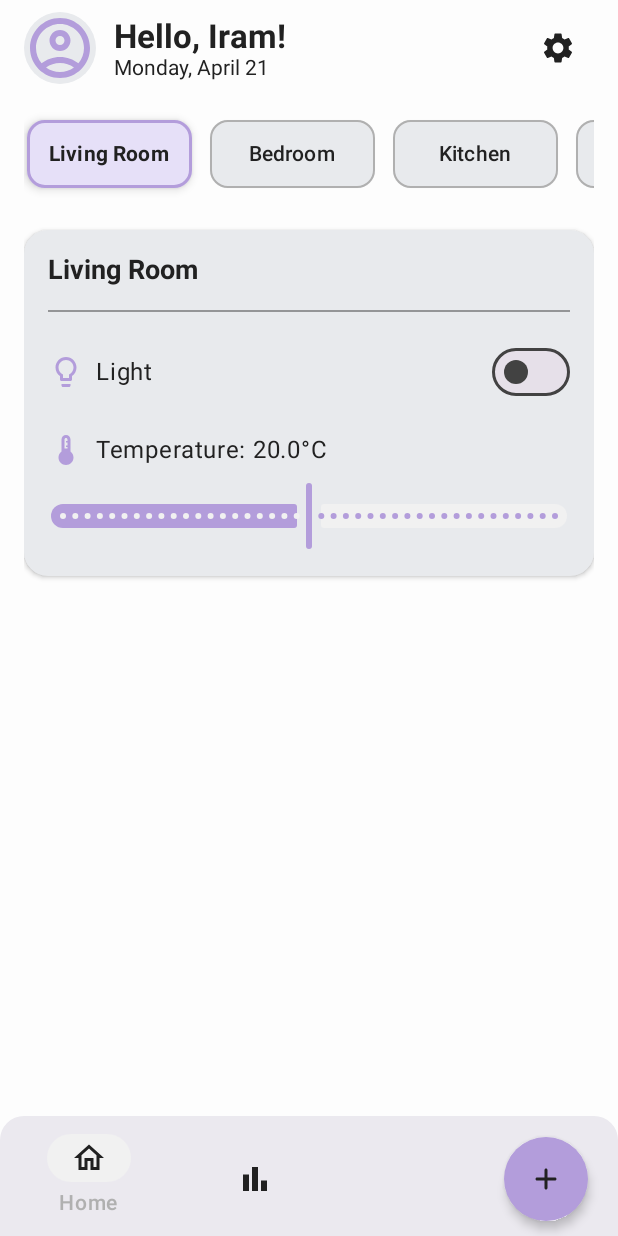
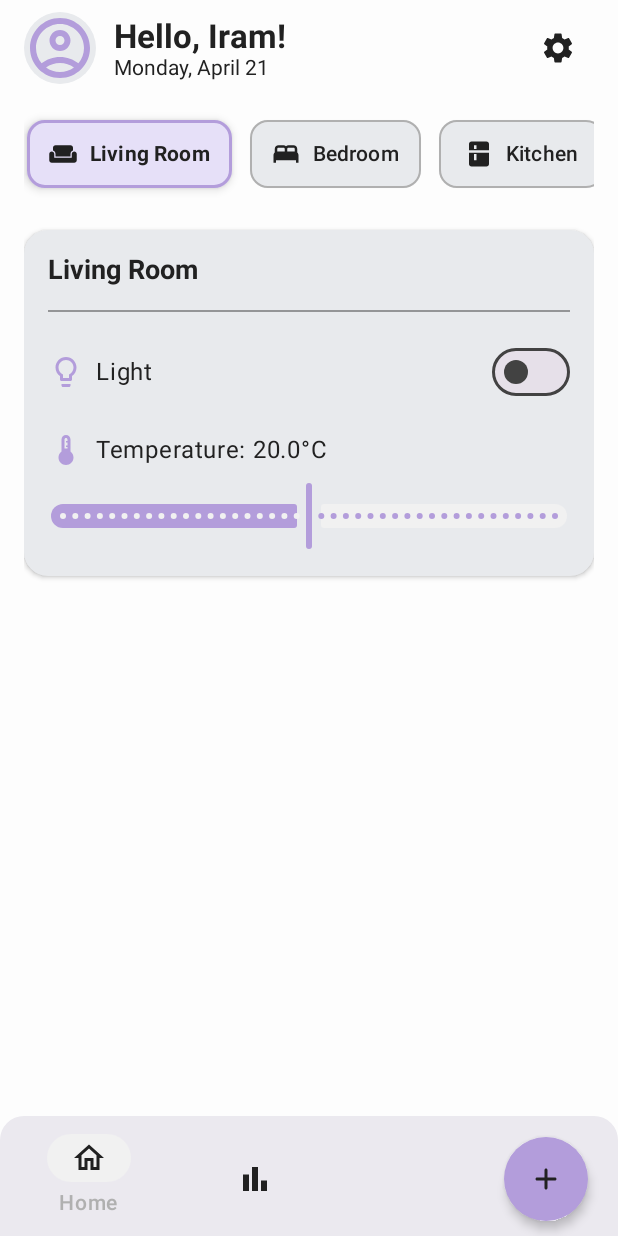
Before and after one commit to iramyas/SmartHome, an Android app built with Jetpack Compose: the screen it shows after launch (MainActivity), after a tap on "Living Room", on a phone screen of 412 x 824 dp. Run offline under Robolectric (Android 15) with nearby library versions, the phone set to English and light mode, and no system bars; our stand-ins replace Firebase (no records; nobody signed in at launch, a user with empty details on screens opened directly).

Commit message:
Update MainActivity.kt
updated

```diff
--- a/app/src/main/java/com/example/MainActivity.kt
+++ b/app/src/main/java/com/example/MainActivity.kt
@@ -1,7 +1,6 @@
-@file:OptIn(ExperimentalMaterial3Api::class, ExperimentalFoundationApi::class, ExperimentalAnimationApi::class) // Enable specific APIs
+@file:OptIn(ExperimentalMaterial3Api::class, ExperimentalFoundationApi::class, ExperimentalAnimationApi::class)
 
 package com.example.smarthome
-
 
 import android.annotation.SuppressLint
 import android.content.Context
@@ -17,7 +16,6 @@ import androidx.compose.foundation.lazy.itemsIndexed
 import androidx.compose.runtime.*
 import androidx.compose.ui.unit.dp
 import kotlinx.coroutines.flow.map
-
 
 import androidx.compose.animation.*
 import androidx.compose.animation.core.tween
@@ -46,30 +44,25 @@ import androidx.compose.ui.graphics.vector.ImageVector
 import androidx.compose.ui.text.font.FontWeight
 import androidx.compose.ui.unit.sp
 
-// Navigation Imports
 import androidx.navigation.NavGraph.Companion.findStartDestination
 import androidx.navigation.NavHostController
 import androidx.navigation.compose.*
 
-// Coroutines & Flow Imports
 import kotlinx.coroutines.flow.Flow
 import kotlinx.coroutines.flow.collectLatest
 import kotlinx.coroutines.flow.distinctUntilChanged
 import kotlinx.coroutines.flow.map
 import kotlinx.coroutines.launch
 
-// DataStore Imports
 import androidx.datastore.preferences.core.booleanPreferencesKey
 import androidx.datastore.preferences.core.edit
 import androidx.datastore.preferences.core.floatPreferencesKey
 import androidx.datastore.preferences.core.stringPreferencesKey
 import androidx.datastore.preferences.preferencesDataStore
 
-// Local App Imports
 import com.example.smarthome.ui.theme.SmartHomeTheme
-import com.example.smarthome.ui.theme.ThemeOption // Import theme options from ui.theme package
+import com.example.smarthome.ui.theme.ThemeOption
 
-// Firebase Imports
 import com.google.firebase.auth.FirebaseAuth
 
 
@@ -77,14 +70,11 @@ import java.text.SimpleDateFormat
 import java.util.*
 
 
-// Data class for Quick Scene buttons
 data class Scene(val name: String, val icon: ImageVector)
 
-// --- DataStore instances ---
 private val Context.roomDataStore by preferencesDataStore(name = "room_prefs")
 private val Context.settingsDataStore by preferencesDataStore(name = "app_settings")
 
-// --- Manages theme preference saving/loading ---
 class ThemePreferences(context: Context) {
     private val appContext = context.applicationContext
     private val dataStore = appContext.settingsDataStore
@@ -97,15 +87,15 @@ class ThemePreferences(context: Context) {
         .map { preferences ->
             val themeName = preferences[PreferencesKeys.THEME_KEY]
             try {
-                // Default to Light if no theme saved or saved theme is 'System'
                 when (themeName) {
                     ThemeOption.Light.name -> ThemeOption.Light
                     ThemeOption.Dark.name -> ThemeOption.Dark
+                    ThemeOption.Pink.name -> ThemeOption.Pink
                     else -> ThemeOption.Light
                 }
             } catch (e: IllegalArgumentException) {
                 Log.e("ThemePreferences", "Invalid theme name in DataStore: $themeName", e)
-                ThemeOption.Light // Fallback
+                ThemeOption.Light
             }
         }
 
@@ -116,26 +106,22 @@ class ThemePreferences(context: Context) {
     }
 }
 
-// --- Manages room-specific settings (temp, light) saving/loading ---
 class RoomPreferences(context: Context) {
     private val appContext = context.applicationContext
     private val dataStore = appContext.roomDataStore
 
-    private fun tempKey(room: String) = floatPreferencesKey("${room}_temp") // Key for temperature (Float)
-    private fun lightKey(room: String) = booleanPreferencesKey("${room}_light") // Key for light state (Boolean)
+    private fun tempKey(room: String) = floatPreferencesKey("${room}_temp")
+    private fun lightKey(room: String) = booleanPreferencesKey("${room}_light")
 
-    // Flow emitting settings for a specific room, handles potential type mismatch from old data
     fun roomSettingsFlow(roomName: String): Flow<RoomSettings> = dataStore.data
         .map { preferences ->
-            // --- Temperature Reading with Migration ---
-            val tempPrefValue: Any? = preferences[tempKey(roomName)] // Read as Any? first
+            val tempPrefValue: Any? = preferences[tempKey(roomName)]
             val temperature: Float = when (tempPrefValue) {
-                is Float -> tempPrefValue // If already Float, use it
-                is String -> tempPrefValue.toFloatOrNull() ?: 20f // If String, try to parse, fallback to 20f
-                else -> 20f // Default if null or unexpected type
+                is Float -> tempPrefValue
+                is String -> tempPrefValue.toFloatOrNull() ?: 20f
+                else -> 20f
             }
 
-            // --- Light Reading with Migration ---
             val lightPrefValue: Any? = preferences[lightKey(roomName)]
             val isLightOn: Boolean = when(lightPrefValue) {
                 is Boolean -> lightPrefValue
@@ -144,25 +130,21 @@ class RoomPreferences(context: Context) {
             }
 
 
-            // Log.d("RoomPreferences", "Read for $roomName: Temp=$temperature (from type ${tempPrefValue?.javaClass?.simpleName}), Light=$isLightOn (from type ${lightPrefValue?.javaClass?.simpleName})")
-
             RoomSettings(
                 temperature = temperature,
                 isLightOn = isLightOn
             )
         }
 
-    // Saves settings for a specific room to DataStore
     suspend fun saveRoomSettings(roomName: String, settings: RoomSettings) {
         Log.d("RoomPreferences", "Saving settings for $roomName: Temp=${settings.temperature}, Light=${settings.isLightOn}")
         dataStore.edit { preferences ->
             preferences[tempKey(roomName)] = settings.temperature
-            preferences[lightKey(roomName)] = settings.isLightOn // Save as Boolean
+            preferences[lightKey(roomName)] = settings.isLightOn
         }
     }
 }
 
-// --- Main Activity ---
 class MainActivity : ComponentActivity() {
     private lateinit var auth: FirebaseAuth
     private lateinit var roomPreferences: RoomPreferences
@@ -175,8 +157,7 @@ class MainActivity : ComponentActivity() {
         themePreferences = ThemePreferences(applicationContext)
 
         setContent {
-            // Initial theme state will be determined by the selectedThemeFlow default logic
-            val currentTheme by themePreferences.selectedThemeFlow.collectAsState(initial = ThemeOption.Light) // Default initial state to Light
+            val currentTheme by themePreferences.selectedThemeFlow.collectAsState(initial = ThemeOption.Light)
             Log.d("MainActivity", "Applying theme: $currentTheme")
 
             SmartHomeTheme(selectedTheme = currentTheme) {
@@ -192,7 +173,6 @@ class MainActivity : ComponentActivity() {
     }
 }
 
-// --- Bottom Navigation Bar Composable ---
 @Composable
 fun AppBottomNavigationBar(
     currentRoute: String,
@@ -211,23 +191,23 @@ fun AppBottomNavigationBar(
             selected = currentRoute == AppDestinations.HOME,
             onClick = {
                 Log.d("Navigation", "Home clicked")
-                navController.navigate(AppDestinations.HOME) { /* Nav options */ }
+                navController.navigate(AppDestinations.HOME) { }
             },
             icon = { Icon(Icons.Outlined.Home, contentDescription = "Home") },
             label = { Text("Home") },
             alwaysShowLabel = false,
-            colors = NavigationBarItemDefaults.colors(/* Themed colors */)
+            colors = NavigationBarItemDefaults.colors()
         )
         NavigationBarItem(
             selected = currentRoute == AppDestinations.STATS,
             onClick = {
                 Log.d("Navigation", "Stats clicked")
-                navController.navigate(AppDestinations.STATS) { /* Nav options */ }
+                navController.navigate(AppDestinations.STATS) { }
             },
             icon = { Icon(Icons.Outlined.BarChart, contentDescription = "Statistics") },
             label = { Text("Stats") },
             alwaysShowLabel = false,
-            colors = NavigationBarItemDefaults.colors(/* Themed colors */)
+            colors = NavigationBarItemDefaults.colors()
         )
         Spacer(Modifier.weight(1f))
         FloatingActionButton(
@@ -246,14 +226,12 @@ fun AppBottomNavigationBar(
     }
 }
 
-// --- Defines navigation route constants ---
 object AppDestinations {
     const val HOME = "home"
     const val STATS = "stats"
     const val ADD_DEVICE = "add_device"
 }
 
-// --- Main Scaffold providing structure and bottom bar ---
 @SuppressLint("UnusedMaterial3ScaffoldPaddingParameter")
 @Composable
 fun MainAppScaffold(
@@ -303,13 +281,11 @@ fun MainAppScaffold(
     }
 }
 
-// --- Data class for Room Settings state ---
 data class RoomSettings(
     val temperature: Float = 20f,
     val isLightOn: Boolean = false
 )
 
-// --- Home Screen Composable ---
 @OptIn(ExperimentalFoundationApi::class, ExperimentalMaterial3Api::class, ExperimentalAnimationApi::class)
 @Composable
 fun HomeScreen(
@@ -333,9 +309,8 @@ fun HomeScreen(
         Scene("Night", Icons.Default.Bedtime)
     )}
 
-    // Theme Dialog
     if (showThemeDialog) {
-        val currentTheme by themePreferences.selectedThemeFlow.collectAsState(initial = ThemeOption.Light) // Default initial state to Light
+        val currentTheme by themePreferences.selectedThemeFlow.collectAsState(initial = ThemeOption.Light)
         ThemeSelectionDialog(
             currentTheme = currentTheme,
             onThemeSelected = { selectedTheme ->
@@ -350,13 +325,11 @@ fun HomeScreen(
         )
     }
 
-    // Back Handler
     BackHandler(enabled = selectedRoomIndex != null) {
         Log.d("HomeScreen", "Back pressed, exiting room details")
         selectedRoomIndex = null
     }
 
-    // Effect to scroll Pager to initial selected page
     LaunchedEffect(selectedRoomIndex) {
         selectedRoomIndex?.let { index ->
             if (pagerState.currentPage != index) {
@@ -366,7 +339,6 @@ fun HomeScreen(
         }
     }
 
-    // Effect to update selection state when user swipes pager
     LaunchedEffect(pagerState) {
         snapshotFlow { pagerState.currentPage }
             .distinctUntilChanged()
@@ -378,7 +350,6 @@ fun HomeScreen(
             }
     }
 
-    // Main Layout Column
     Column(modifier = Modifier.fillMaxSize().padding(horizontal = 16.dp)) {
         HomeHeader(userName = userFirstName, date = currentDate, onSettingsClick = { Log.d("HomeScreen", "Settings icon clicked!"); showThemeDialog = true })
         Spacer(modifier = Modifier.height(16.dp))
@@ -393,29 +364,25 @@ fun HomeScreen(
         )
         Spacer(modifier = Modifier.height(20.dp))
 
-        // Animated Content Area switching Overview / Pager
         AnimatedContent(
             targetState = selectedRoomIndex,
             modifier = Modifier.fillMaxWidth().weight(1f),
             transitionSpec = {
-                // Define animations for content switch
-                if (targetState != null && initialState == null) { // Enter Pager
+                if (targetState != null && initialState == null) {
                     slideInVertically(tween(400)) { h -> h / 4 } + fadeIn(tween(400)) togetherWith
                             slideOutVertically(tween(400)) { h -> -h / 4 } + fadeOut(tween(400))
-                } else if (targetState == null && initialState != null) { // Exit Pager
+                } else if (targetState == null && initialState != null) {
                     slideInVertically(tween(400)) { h -> -h / 4 } + fadeIn(tween(400)) togetherWith
                             slideOutVertically(tween(400)) { h -> h / 4 } + fadeOut(tween(400))
-                } else { // Default fade
+                } else {
                     fadeIn(tween(150)) togetherWith fadeOut(tween(150))
                 } using SizeTransform(clip = false)
             },
             label = "OverviewPagerSwitch"
         ) { currentSelectedRoomIndex ->
             if (currentSelectedRoomIndex == null) {
-                // Show Overview Content
                 OverviewContent(globalTemperature, globalHumidity, scenes)
             } else {
-                // Show Room Details Pager
                 Log.d("HomeScreen", "Displaying Pager because selectedRoomIndex is $currentSelectedRoomIndex")
                 HorizontalPager(
                     state = pagerState,
@@ -426,7 +393,7 @@ fun HomeScreen(
                     if (pageIndex >= 0 && pageIndex < rooms.size) {
                         val roomName = rooms[pageIndex]
                         Log.d("HomeScreen", "Pager composing page for: $roomName (Index $pageIndex)")
-                        key(roomName) { // Key for efficient recomposition
+                        key(roomName) {
                             RoomControls(roomName = roomName, roomPreferences = roomPreferences)
                         }
                     } else {
@@ -439,7 +406,6 @@ fun HomeScreen(
     }
 }
 
-// --- Composable for the Overview Content (Global Status, Scenes) ---
 @Composable
 fun OverviewContent(
     globalTemperature: String,
@@ -467,8 +433,18 @@ fun OverviewContent(
     }
 }
 
+private fun getRoomIcon(roomName: String): ImageVector {
+    return when (roomName) {
+        "Living Room" -> Icons.Filled.Weekend
+        "Bedroom" -> Icons.Filled.Bed
+        "Kitchen" -> Icons.Filled.Kitchen
+        "Bathroom" -> Icons.Filled.Bathroom
+        "Office" -> Icons.Filled.Work
+        "Garage" -> Icons.Filled.Garage
+        else -> Icons.Filled.Home
+    }
+}
 
-// --- Composable for the horizontal list of Room selection buttons ---
 @Composable
 fun RoomSelector(
     rooms: List<String>,
@@ -487,6 +463,7 @@ fun RoomSelector(
             val targetContentColor = if (isSelected) MaterialTheme.colorScheme.onPrimaryContainer else MaterialTheme.colorScheme.onSurfaceVariant
             val targetBorderColor = if (isSelected) MaterialTheme.colorScheme.primary else MaterialTheme.colorScheme.outlineVariant
             val targetFontWeight = if (isSelected) FontWeight.Bold else FontWeight.Medium
+            val roomIcon = getRoomIcon(room)
 
             Surface(
                 modifier = Modifier
@@ -507,6 +484,13 @@ fun RoomSelector(
                     verticalAlignment = Alignment.CenterVertically,
                     horizontalArrangement = Arrangement.Center
                 ) {
+                    Icon(
+                        imageVector = roomIcon,
+                        contentDescription = room,
+                        tint = targetContentColor,
+                        modifier = Modifier.size(20.dp)
+                    )
+                    Spacer(modifier = Modifier.width(8.dp))
                     Text(text = room, style = MaterialTheme.typography.labelLarge, fontWeight = targetFontWeight, maxLines = 1)
                 }
             }
@@ -514,7 +498,6 @@ fun RoomSelector(
     }
 }
 
-// --- Composable displaying controls for a single room ---
 @Composable
 fun RoomControls(
     roomName: String,
@@ -548,7 +531,7 @@ fun RoomControls(
                         Log.d("RoomControls", "$roomName Light toggled: $newLightState")
                         coroutineScope.launch { roomPreferences.saveRoomSettings(roomName, settings.copy(isLightOn = newLightState)) }
                     },
-                    colors = SwitchDefaults.colors(/* Themed colors */)
+                    colors = SwitchDefaults.colors()
                 )
             }
 
@@ -571,9 +554,9 @@ fun RoomControls(
                         }
                     },
                     valueRange = 10f..30f,
-                    steps = 39, // Defines steps for slider (e.g., 0.5 degree increments)
+                    steps = 39,
                     modifier = Modifier.fillMaxWidth(),
-                    colors = SliderDefaults.colors(/* Themed colors */)
+                    colors = SliderDefaults.colors()
                 )
             }
         }
@@ -581,7 +564,6 @@ fun RoomControls(
 }
 
 
-// --- Composable for the Header section of the Home screen ---
 @Composable
 fun HomeHeader(userName: String, date: String, onSettingsClick: () -> Unit) {
     Row(
@@ -597,13 +579,12 @@ fun HomeHeader(userName: String, date: String, onSettingsClick: () -> Unit) {
                 Text(text = date, style = MaterialTheme.typography.bodyMedium, color = MaterialTheme.colorScheme.onSurfaceVariant)
             }
         }
-        IconButton(onClick = onSettingsClick) { // Settings icon button
+        IconButton(onClick = onSettingsClick) {
             Icon(imageVector = Icons.Filled.Settings, contentDescription = "Settings", tint = MaterialTheme.colorScheme.onSurfaceVariant)
         }
     }
 }
 
-// --- Composable for displaying info widgets (e.g., Temp, Humidity) ---
 @Composable
 fun InfoWidget(icon: ImageVector, label: String, value: String, modifier: Modifier = Modifier) {
     Card(
@@ -620,7 +601,6 @@ fun InfoWidget(icon: ImageVector, label: String, value: String, modifier: Modifi
     }
 }
 
-// --- Composable for the circular Quick Scene buttons ---
 @Composable
 fun SceneButton(icon: ImageVector, label: String, onClick: () -> Unit, modifier: Modifier = Modifier) {
     Column(
@@ -637,7 +617,6 @@ fun SceneButton(icon: ImageVector, label: String, onClick: () -> Unit, modifier:
     }
 }
 
-// --- Composable for the Theme Selection Dialog ---
 @Composable
 fun ThemeSelectionDialog(
     currentTheme: ThemeOption,
@@ -649,8 +628,7 @@ fun ThemeSelectionDialog(
         title = { Text("Select Theme", color = MaterialTheme.colorScheme.onSurface) },
         text = {
             Column {
-                // Filter out the System theme option
-                ThemeOption.values().filter { it != ThemeOption.Light }.forEach { theme ->
+                ThemeOption.values().filter { it != ThemeOption.System }.forEach { theme ->
                     Row(
                         Modifier.fillMaxWidth().clickable { onThemeSelected(theme) }.padding(vertical = 12.dp),
                         verticalAlignment = Alignment.CenterVertically
@@ -674,7 +652,6 @@ fun ThemeSelectionDialog(
 }
 
 
-// --- Placeholder: Statistics Screen Composable ---
 @Composable
 fun StatsUsageScreen() {
     Box(modifier = Modifier.fillMaxSize().background(MaterialTheme.colorScheme.background), contentAlignment = Alignment.Center) {
@@ -682,7 +659,6 @@ fun StatsUsageScreen() {
     }
 }
 
-// --- Placeholder: Add Device Screen Composable ---
 @Composable
 fun AddDeviceScreen(navController: NavHostController) {
     Box(modifier = Modifier.fillMaxSize().background(MaterialTheme.colorScheme.background), contentAlignment = Alignment.Center) {
```
